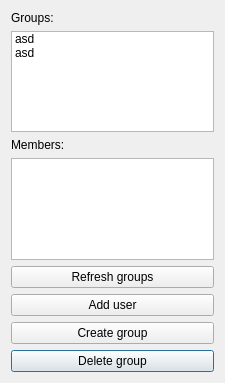
The window that groups.ui (marcschulze98/PySFM-Client) describes before a commit, drawn with Qt 5.
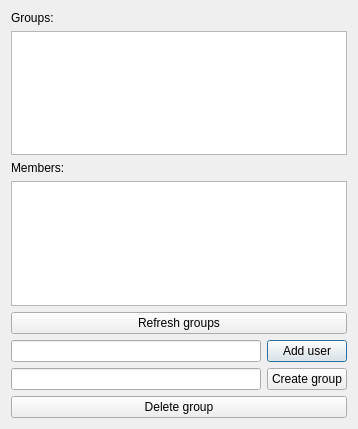
The same window after the commit.

Commit message: added: getting users, creating groups, adding members to group

Diff of the .ui file:
```diff
--- a/groups.ui
+++ b/groups.ui
@@ -6,41 +6,36 @@
    <rect>
     <x>0</x>
     <y>0</y>
-    <width>225</width>
-    <height>383</height>
+    <width>358</width>
+    <height>429</height>
    </rect>
   </property>
   <property name="windowTitle">
    <string>Groups</string>
   </property>
   <layout class="QGridLayout" name="gridLayout">
-   <item row="1" column="1">
-    <widget class="QListWidget" name="grouplist">
-     <item>
-      <property name="text">
-       <string>asd</string>
-      </property>
-     </item>
-     <item>
-      <property name="text">
-       <string>asd</string>
-      </property>
-     </item>
+   <item row="0" column="0">
+    <widget class="QLabel" name="label">
+     <property name="text">
+      <string>Groups:</string>
+     </property>
     </widget>
    </item>
-   <item row="2" column="1">
+   <item row="1" column="0" colspan="2">
+    <widget class="QListWidget" name="grouplist"/>
+   </item>
+   <item row="2" column="0">
     <widget class="QLabel" name="label_2">
      <property name="text">
       <string>Members:</string>
      </property>
     </widget>
    </item>
-   <item row="7" column="1">
-    <widget class="QPushButton" name="deletegroupbtn">
-     <property name="text">
-      <string>Delete group</string>
-     </property>
-    </widget>
+   <item row="3" column="0" colspan="2">
+    <widget class="QListWidget" name="memberlist"/>
+   </item>
+   <item row="5" column="0">
+    <widget class="QLineEdit" name="adduserle"/>
    </item>
    <item row="5" column="1">
     <widget class="QPushButton" name="adduserbtn">
@@ -49,15 +44,8 @@
      </property>
     </widget>
    </item>
-   <item row="0" column="1">
-    <widget class="QLabel" name="label">
-     <property name="text">
-      <string>Groups:</string>
-     </property>
-    </widget>
-   </item>
-   <item row="3" column="1">
-    <widget class="QListWidget" name="memberlist"/>
+   <item row="6" column="0">
+    <widget class="QLineEdit" name="creategrouple"/>
    </item>
    <item row="6" column="1">
     <widget class="QPushButton" name="creategroupbtn">
@@ -66,13 +54,20 @@
      </property>
     </widget>
    </item>
-   <item row="4" column="1">
+   <item row="4" column="0" colspan="2">
     <widget class="QPushButton" name="refreshbtn">
      <property name="text">
       <string>Refresh groups</string>
      </property>
     </widget>
    </item>
+   <item row="7" column="0" colspan="2">
+    <widget class="QPushButton" name="deletegroupbtn">
+     <property name="text">
+      <string>Delete group</string>
+     </property>
+    </widget>
+   </item>
   </layout>
  </widget>
  <resources/>
```
The commit also changes 6 other files.
